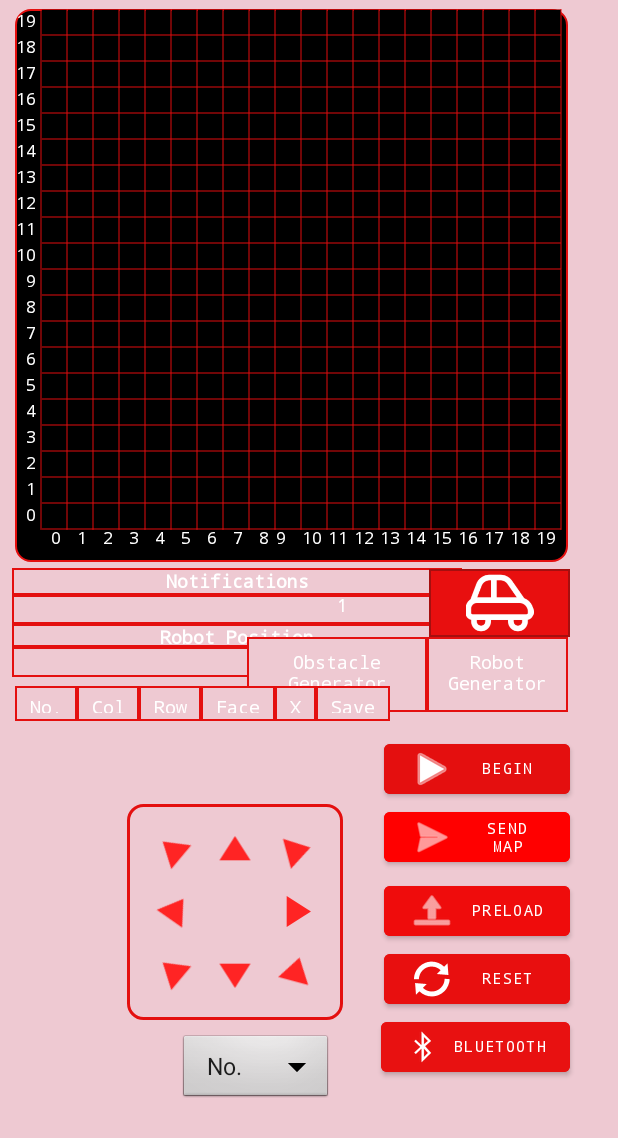
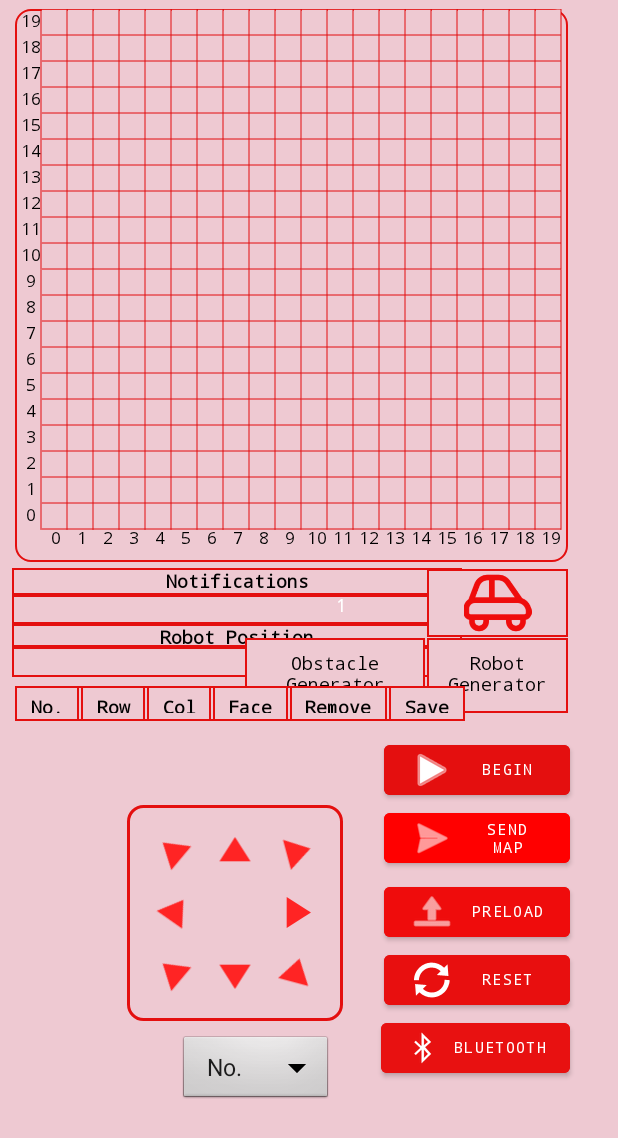
Before and after one commit to sahana2902/MDP_ANDROID, an Android app: the screen it shows after launch (MainActivity), on a phone screen of 412 x 824 dp. Shown: the top 1138 px of the screen. Run offline under Robolectric (Android 15) with nearby library versions, the phone set to English and light mode, and no system bars; our stand-ins replace navigation-ui; 2 statements that could not run were skipped.

Commit message:
changed the format of the main page (not completed)

```diff
--- a/app/src/main/java/com/example/mdpandroidcontroller/Cell.java
+++ b/app/src/main/java/com/example/mdpandroidcontroller/Cell.java
@@ -33,7 +33,7 @@ public class Cell {
         obstacleColor.setColor(Color.YELLOW);
         robotColor.setColor(Color.CYAN);
         testColor.setColor(Color.RED);
-        unexploredCellColor.setColor(Color.BLACK);
+        unexploredCellColor.setColor(Color.parseColor("#eec9d2"));
         exploredCellColor.setColor(Color.WHITE);
     }
     public void setType(String type) {
--- a/app/src/main/java/com/example/mdpandroidcontroller/MainActivity.java
+++ b/app/src/main/java/com/example/mdpandroidcontroller/MainActivity.java
@@ -1774,14 +1774,14 @@ public class MainActivity extends AppCompatActivity {
         ImageView newObstacleBox = new ImageView(this);
         newObstacleBox.setId(View.generateViewId());
         newObstacleBox.setTag(obstacleNumber);
-        newObstacleBox.setImageResource(R.drawable.blue_obstacle);
+        newObstacleBox.setImageResource(R.drawable.pink_box);
         ConstraintLayout.LayoutParams boxParams = new ConstraintLayout.LayoutParams(obstacleLength, obstacleLength);
         newObstacleBox.setLayoutParams(boxParams);
         // Create the second ImageView
         ImageView newObstacleFace = new ImageView(this);
         newObstacleFace.setId(View.generateViewId()); // Generate a unique ID for the view
         newObstacleFace.setTag(obstacleNumber);
-        newObstacleFace.setImageResource(R.drawable.blue_obstacle_face);
+        newObstacleFace.setImageResource(R.drawable.pink_box);
         ConstraintLayout.LayoutParams faceParams = new ConstraintLayout.LayoutParams(obstacleLength, obstacleLength);
         newObstacleFace.setLayoutParams(faceParams);
         newObstacleFace.setVisibility(View.INVISIBLE);
--- a/app/src/main/res/drawable/border.xml
+++ b/app/src/main/res/drawable/border.xml
@@ -3,5 +3,5 @@
     xmlns:android="http://schemas.android.com/apk/res/android"
     android:shape= "rectangle">
     <solid android:color="#eec9d2"/>
-    <stroke android:width="1dp" android:color="#E40F0F"/>
+    <stroke android:width="1.25dp" android:color="#E40F0F"/>
 </shape>
--- a/app/src/main/res/drawable/border_3.xml
+++ b/app/src/main/res/drawable/border_3.xml
@@ -2,7 +2,7 @@
 <shape
     xmlns:android="http://schemas.android.com/apk/res/android"
     android:shape= "rectangle">
-    <solid android:color="#000000"/>
+    <solid android:color="#eec9d2"/>
     <corners android:radius="10dp"/>
     <stroke android:width="1dp" android:color="#E40F0F"/>
 </shape>
--- /dev/null
+++ b/app/src/main/res/drawable/pink_box.xml
@@ -0,0 +1,20 @@
+<?xml version="1.0" encoding="utf-8"?>
+<shape xmlns:android="http://schemas.android.com/apk/res/android">
+
+
+
+<!--#e85a7d // #c44362-->
+    <solid
+        android:color="#EF0C0C" />
+
+    <size
+        android:width="82dp"
+        android:height="82dp" />
+
+
+    <stroke
+        android:width="2dp"
+        android:color="#EF0C0C" />
+
+
+</shape>
--- a/app/src/main/res/layout/activity_main.xml
+++ b/app/src/main/res/layout/activity_main.xml
@@ -420,7 +420,7 @@
                     android:layout_span="2"
                     android:text="Notifications"
                     android:textAlignment="center"
-                    android:textColor="#FFF"
+                    android:textColor="#000"
                     android:textSize="12dp"
                     android:textStyle="bold"
                     app:fontFamily="monospace"
@@ -442,10 +442,12 @@
                     android:id="@+id/notifications"
                     android:layout_height="19dp"
                     android:layout_span="2"
+
                     android:text=""
                     android:textAlignment="center"
-                    android:textColor="#FFF"
+                    android:textColor="#000"
                     android:textSize="12sp"
+                    android:textStyle="bold"
                     app:fontFamily="monospace"
                     app:layout_anchorGravity="center" />
 
@@ -468,7 +470,7 @@
                     android:background="@drawable/border"
                     android:text="@string/robot_location_header"
                     android:textAlignment="center"
-                    android:textColor="#FFF"
+                    android:textColor="#000"
                     android:textSize="12dp"
                     android:textStyle="bold"
                     app:fontFamily="monospace"
@@ -493,9 +495,10 @@
                     android:background="@drawable/border"
                     android:text=""
                     android:textAlignment="center"
-                    android:textColor="#FFF"
+                    android:textColor="#000"
                     android:textSize="12sp"
                     app:fontFamily="monospace"
+                    android:textStyle="bold"
                     app:layout_anchorGravity="center" />
 
             </TableRow>
@@ -520,7 +523,7 @@
                 android:id="@+id/initialObstacleBox"
                 android:layout_width="34px"
                 android:layout_height="34px"
-                android:src="@drawable/blue_obstacle"
+                android:src="@drawable/pink_box"
                 app:layout_constraintBottom_toBottomOf="parent"
                 app:layout_constraintEnd_toEndOf="parent"
                 app:layout_constraintStart_toStartOf="parent"
@@ -530,7 +533,7 @@
                 android:id="@+id/initialObstacleFace"
                 android:layout_width="34px"
                 android:layout_height="34px"
-                android:src="@drawable/blue_obstacle_face"
+                android:src="@drawable/pink_box"
                 app:layout_constraintBottom_toBottomOf="parent"
                 app:layout_constraintEnd_toEndOf="parent"
                 app:layout_constraintStart_toStartOf="parent"
@@ -542,7 +545,7 @@
                 android:layout_height="wrap_content"
                 android:gravity="center_horizontal"
                 android:text="@string/obstacle1ID_text"
-                android:textColor="#FFFFFF"
+                android:textColor="#000000"
                 android:textSize="12sp"
                 app:fontFamily="monospace"
                 app:layout_constraintBottom_toBottomOf="@+id/initialObstacleFace"
@@ -563,7 +566,8 @@
             <TableRow
                 android:id="@+id/generator_header"
                 android:layout_width="match_parent"
-                android:layout_height="match_parent">
+                android:layout_height="match_parent"
+                android:layout_marginTop="0.5dp">
 
                 <TextView
                     android:id="@+id/obstacleGenerator"
@@ -573,7 +577,7 @@
                     android:padding="8dp"
                     android:text="@string/obstacle_generator"
                     android:textAlignment="center"
-                    android:textColor="#FFF"
+                    android:textColor="#000"
                     android:textSize="12dp"
                     app:fontFamily="monospace" />
 
@@ -582,10 +586,11 @@
                     android:layout_width="94dp"
                     android:layout_height="50dp"
                     android:background="@drawable/border"
+                    android:layout_marginLeft="1dp"
                     android:padding="8dp"
                     android:text="@string/pacbot_generator"
                     android:textAlignment="center"
-                    android:textColor="#FFF"
+                    android:textColor="#000"
                     android:textSize="12dp"
                     app:fontFamily="monospace" />
 
@@ -594,7 +599,7 @@
 
         <TableLayout
             android:id="@+id/obstacleInformation"
-            android:layout_width="250dp"
+            android:layout_width="300dp"
             android:layout_height="wrap_content"
             android:layout_marginStart="10dp"
             android:layout_marginTop="6dp"
@@ -613,7 +618,21 @@
                     android:gravity="center"
                     android:padding="5dip"
                     android:text="No."
-                    android:textColor="#FFFFFF"
+                    android:textColor="#000"
+                    android:textStyle="bold"
+                    android:textSize="12dp"
+                    app:fontFamily="monospace" />
+
+                <TextView
+                    android:layout_height="23dp"
+                    android:layout_weight="1"
+                    android:background="@drawable/border"
+                    android:gravity="center"
+                    android:padding="5dip"
+                    android:layout_marginLeft="1dp"
+                    android:text="Row"
+                    android:textColor="#000"
+                    android:textStyle="bold"
                     android:textSize="12dp"
                     app:fontFamily="monospace" />
 
@@ -624,7 +643,9 @@
                     android:gravity="center"
                     android:padding="5dip"
                     android:text="Col"
-                    android:textColor="#FFFFFF"
+                    android:layout_marginLeft="1dp"
+                    android:textColor="#000"
+                    android:textStyle="bold"
                     android:textSize="12dp"
                     app:fontFamily="monospace" />
 
@@ -634,8 +655,10 @@
                     android:background="@drawable/border"
                     android:gravity="center"
                     android:padding="5dip"
-                    android:text="Row"
-                    android:textColor="#FFFFFF"
+                    android:layout_marginLeft="1dp"
+                    android:text="Face"
+                    android:textColor="#000"
+                    android:textStyle="bold"
                     android:textSize="12dp"
                     app:fontFamily="monospace" />
 
@@ -645,19 +668,10 @@
                     android:background="@drawable/border"
                     android:gravity="center"
                     android:padding="5dip"
-                    android:text="Face"
-                    android:textColor="#FFFFFF"
-                    android:textSize="12dp"
-                    app:fontFamily="monospace" />
-
-                <TextView
-                    android:layout_height="23dp"
-                    android:layout_weight="1"
-                    android:background="@drawable/border"
-                    android:gravity="center"
-                    android:padding="5dip"
-                    android:text="X"
-                    android:textColor="#FFFFFF"
+                    android:layout_marginLeft="1dp"
+                    android:text="Remove"
+                    android:textColor="#000"
+                    android:textStyle="bold"
                     android:textSize="12dp"
                     app:fontFamily="monospace" />
 
@@ -668,7 +682,9 @@
                     android:gravity="center"
                     android:padding="5dip"
                     android:text="Save"
-                    android:textColor="#FFFFFF"
+                    android:layout_marginLeft="1dp"
+                    android:textColor="#000"
+                    android:textStyle="bold"
                     android:textSize="12dp"
                     app:fontFamily="monospace" />
 
@@ -797,18 +813,18 @@
             android:id="@+id/generateRobot"
             android:layout_width="94dp"
             android:layout_height="45dp"
-            android:layout_marginEnd="32dp"
+            android:layout_marginEnd="33dp"
             android:adjustViewBounds="true"
-            android:background="@drawable/border_2"
+            android:background="@drawable/border"
             android:clickable="true"
             android:focusable="true"
-            android:maxWidth="40dp"
-            android:maxHeight="40dp"
+            android:maxWidth="30dp"
+            android:maxHeight="30dp"
             android:scaleType="fitCenter"
             android:src="@drawable/generate_button"
             app:layout_constraintBottom_toTopOf="@+id/generator"
             app:layout_constraintEnd_toEndOf="parent"
-            app:tint="#FFFFFF" />
+            app:tint="#EF0C0C" />
 
         <TableLayout
             android:id="@+id/d_pad"
```
Also changed, not shown: app/src/main/java/com/example/mdpandroidcontroller/MapArena.java (+37 -23 lines), app/src/main/res/layout-sw600dp/activity_connect.xml (+8 -8 lines).
